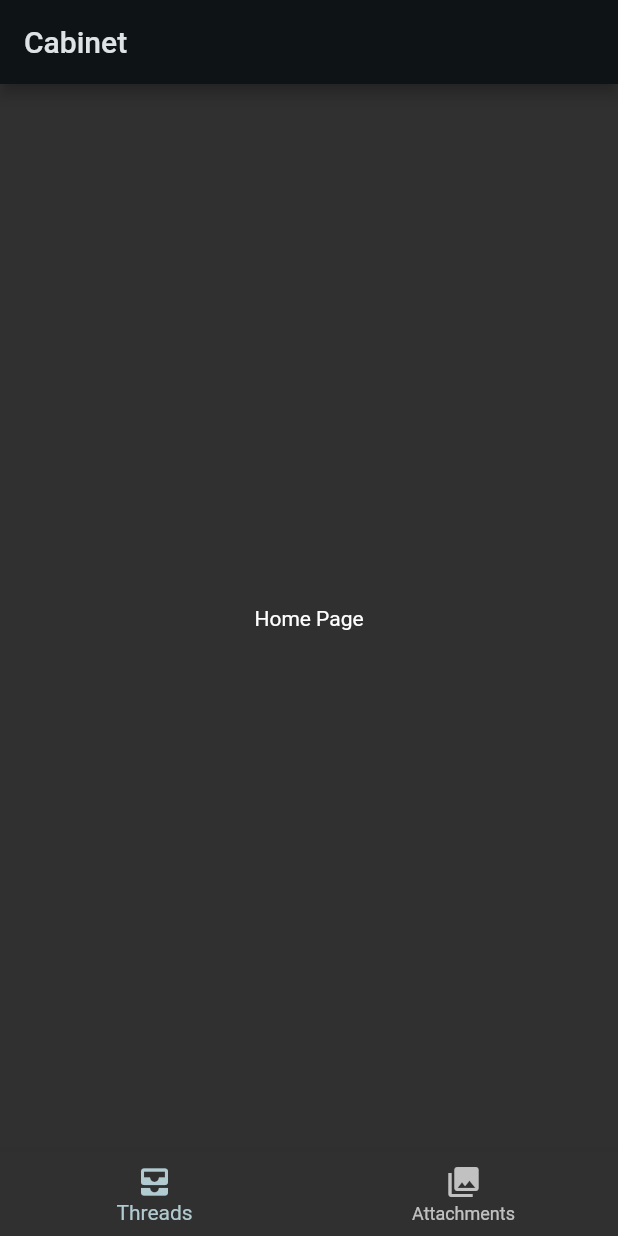
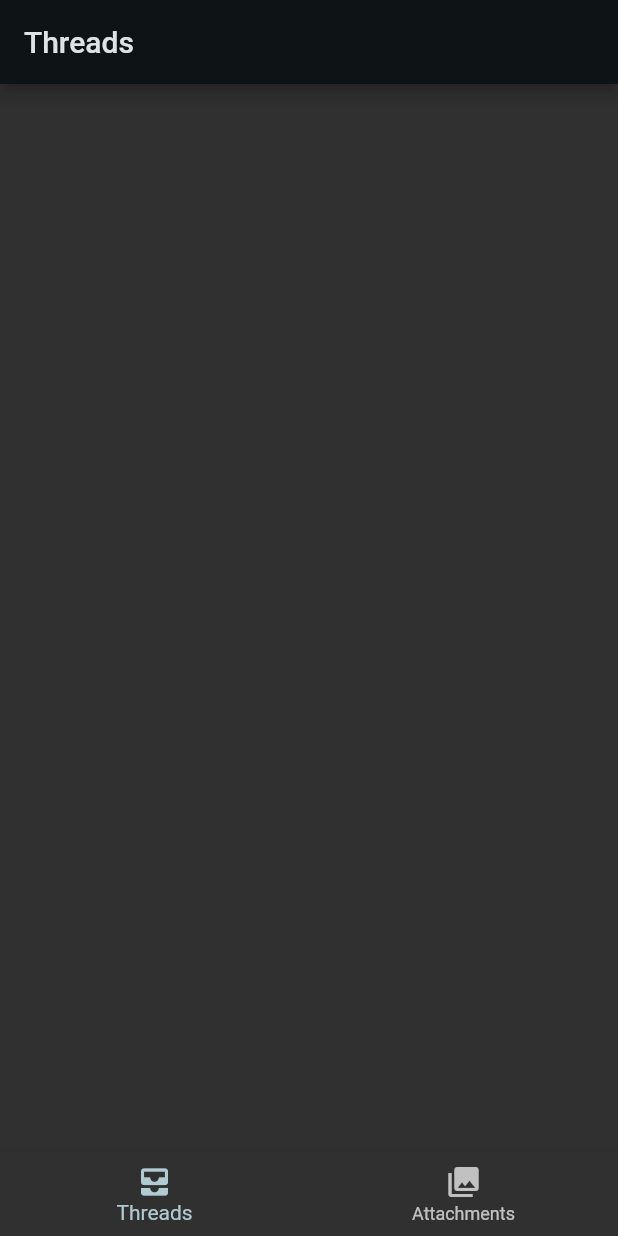
Before and after one commit to async3619/cabinet-client-android, a Flutter app: the screen it shows after launch, on a phone screen of 412 x 824 dp. Run offline on Flutter 3.47's test engine with Material 3 defaults, Android fonts, the phone set to English and light mode, and no system bars.

Commit message:
fix(home): make appbar to be rendered in tab component not in home route

```diff
--- /dev/null
+++ b/lib/routes/home/attachments.dart
@@ -0,0 +1,15 @@
+import 'package:flutter/material.dart';
+
+class AttachmentsTab extends StatefulWidget {
+  const AttachmentsTab({super.key});
+
+  @override
+  State<AttachmentsTab> createState() => _AttachmentsTabState();
+}
+
+class _AttachmentsTabState extends State<AttachmentsTab> {
+  @override
+  Widget build(BuildContext context) {
+    return Column(children: [AppBar(title: const Text('Attachments'))]);
+  }
+}
--- a/lib/routes/home/main.dart
+++ b/lib/routes/home/main.dart
@@ -1,5 +1,8 @@
+import 'package:cabinet_client_android/routes/home/threads.dart';
 import 'package:flutter/cupertino.dart';
 import 'package:flutter/material.dart';
+
+import 'attachments.dart';
 
 class HomeRoute extends StatefulWidget {
   const HomeRoute({super.key});
@@ -19,9 +22,21 @@ class _HomeRouteState extends State<HomeRoute> {
 
   @override
   Widget build(BuildContext context) {
+    Widget selectedTab;
+    switch (_selectedTabIndex) {
+      case 0:
+        selectedTab = ThreadsTab();
+        break;
+      case 1:
+        selectedTab = AttachmentsTab();
+        break;
+
+      default:
+        throw Exception('Invalid tab index: $_selectedTabIndex');
+    }
+
     return Scaffold(
-      appBar: AppBar(title: const Text('Cabinet')),
-      body: const Center(child: Text('Home Page')),
+      body: selectedTab,
       bottomNavigationBar: BottomNavigationBar(
         items: const <BottomNavigationBarItem>[
           BottomNavigationBarItem(
--- /dev/null
+++ b/lib/routes/home/threads.dart
@@ -0,0 +1,15 @@
+import 'package:flutter/material.dart';
+
+class ThreadsTab extends StatefulWidget {
+  const ThreadsTab({super.key});
+
+  @override
+  State<ThreadsTab> createState() => _ThreadsTabState();
+}
+
+class _ThreadsTabState extends State<ThreadsTab> {
+  @override
+  Widget build(BuildContext context) {
+    return Column(children: [AppBar(title: const Text('Threads'))]);
+  }
+}
```
